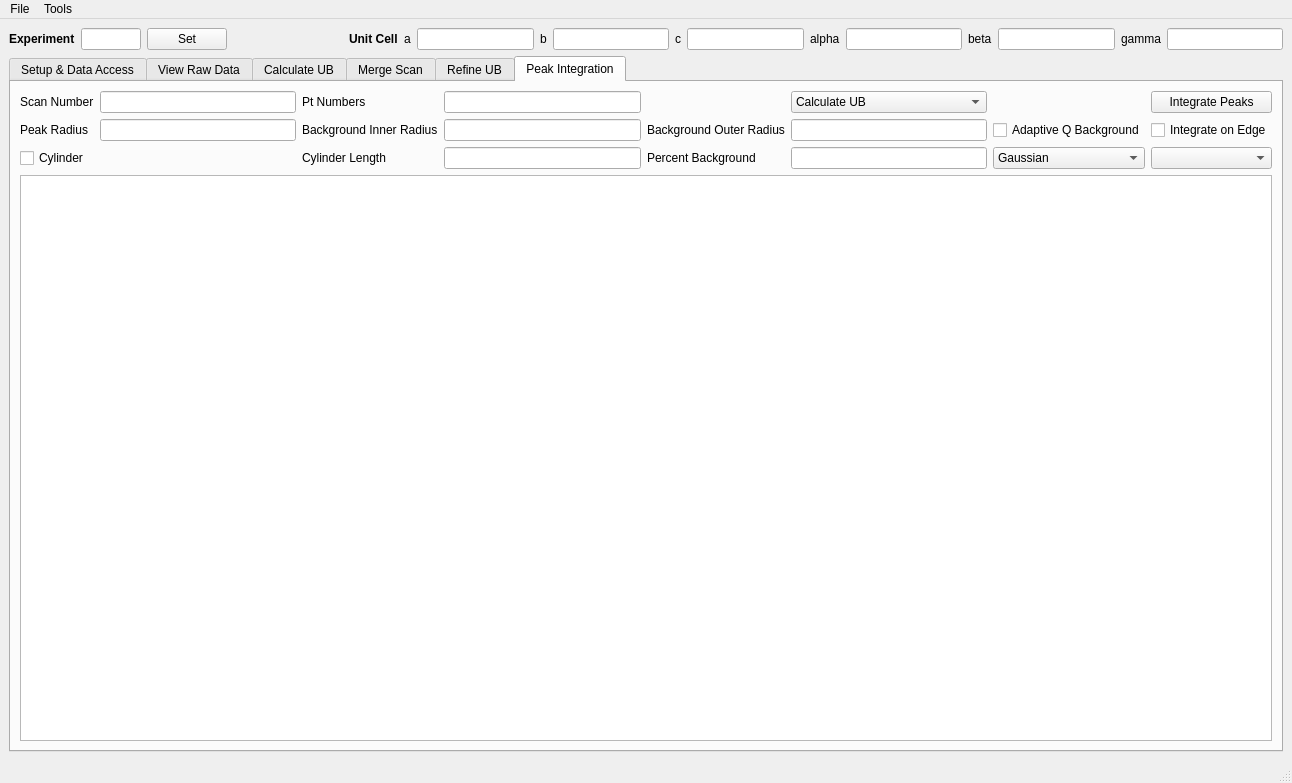
Qt form scripts/HFIR_4Circle_Reduction/MainWindow.ui (mantidproject/mantid) before a commit.
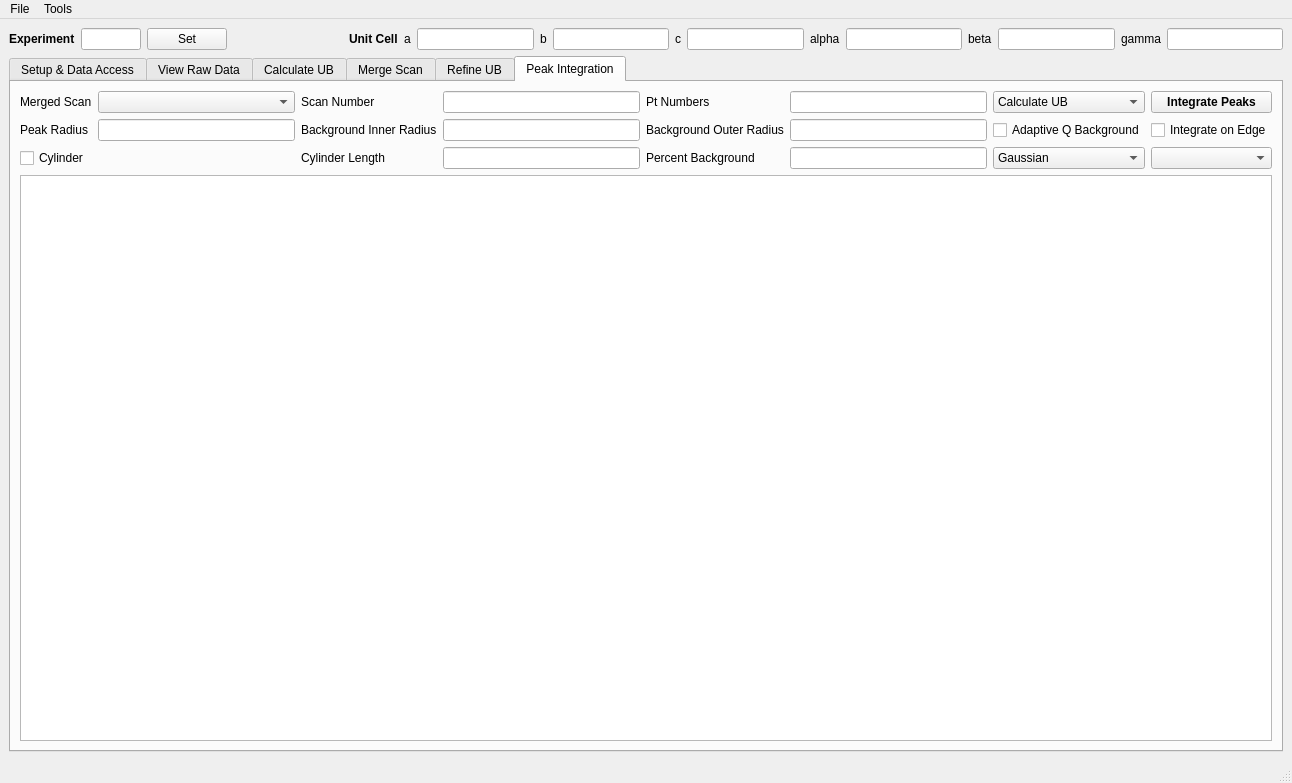
The same form after that commit. The open tabs and pages were chosen to show the change. Custom widgets are drawn as their Qt base class.

Commit message: Refs #14031. Checkpointing progress.

```diff
--- a/scripts/HFIR_4Circle_Reduction/MainWindow.ui
+++ b/scripts/HFIR_4Circle_Reduction/MainWindow.ui
@@ -2107,16 +2107,6 @@
                 </property>
                </widget>
               </item>
-              <item row="0" column="1">
-               <widget class="QLineEdit" name="lineEdit_scanIntegratePeak">
-                <property name="sizePolicy">
-                 <sizepolicy hsizetype="Preferred" vsizetype="Fixed">
-                  <horstretch>0</horstretch>
-                  <verstretch>0</verstretch>
-                 </sizepolicy>
-                </property>
-               </widget>
-              </item>
               <item row="2" column="0">
                <widget class="QCheckBox" name="checkBox_cylinder">
                 <property name="text">
@@ -2144,13 +2134,6 @@
                 </property>
                </widget>
               </item>
-              <item row="0" column="0">
-               <widget class="QLabel" name="label_5">
-                <property name="text">
-                 <string>Scan Number</string>
-                </property>
-               </widget>
-              </item>
               <item row="1" column="0">
                <widget class="QLabel" name="label_34">
                 <property name="text">
@@ -2158,14 +2141,17 @@
                 </property>
                </widget>
               </item>
-              <item row="0" column="3">
-               <widget class="QLineEdit" name="lineEdit_ptNumListIntPeak"/>
-              </item>
               <item row="2" column="7">
                <widget class="QComboBox" name="comboBox_cylinderIntOption"/>
               </item>
               <item row="0" column="7">
                <widget class="QPushButton" name="pushButton_integratePeak">
+                <property name="font">
+                 <font>
+                  <weight>75</weight>
+                  <bold>true</bold>
+                 </font>
+                </property>
                 <property name="text">
                  <string>Integrate Peaks</string>
                 </property>
@@ -2181,28 +2167,6 @@
                 </property>
                </widget>
               </item>
-              <item row="0" column="5">
-               <widget class="QComboBox" name="comboBox_3">
-                <property name="toolTip">
-                 <string>&lt;html&gt;&lt;head/&gt;&lt;body&gt;&lt;p&gt;Choose the name of the tab, in which the UB matrix is used to convert signals to HKL frame.&lt;/p&gt;&lt;/body&gt;&lt;/html&gt;</string>
-                </property>
-                <item>
-                 <property name="text">
-                  <string>Calculate UB</string>
-                 </property>
-                </item>
-                <item>
-                 <property name="text">
-                  <string>Merge Scan</string>
-                 </property>
-                </item>
-                <item>
-                 <property name="text">
-                  <string>Refine UB</string>
-                 </property>
-                </item>
-               </widget>
-              </item>
               <item row="2" column="6">
                <widget class="QComboBox" name="comboBox_cylinderProfile">
                 <item>
@@ -2229,16 +2193,75 @@
               <item row="2" column="3">
                <widget class="QLineEdit" name="lineEdit_cylinderLength"/>
               </item>
-              <item row="0" column="2">
-               <widget class="QLabel" name="label_33">
-                <property name="text">
-                 <string>Pt Numbers</string>
-                </property>
-               </widget>
-              </item>
               <item row="1" column="1">
                <widget class="QLineEdit" name="lineEdit_peakRadius"/>
               </item>
+              <item row="0" column="6">
+               <widget class="QComboBox" name="comboBox_ubSource">
+                <property name="toolTip">
+                 <string>&lt;html&gt;&lt;head/&gt;&lt;body&gt;&lt;p&gt;Choose the name of the tab, in which the UB matrix is used to convert signals to HKL frame.&lt;/p&gt;&lt;/body&gt;&lt;/html&gt;</string>
+                </property>
+                <item>
+                 <property name="text">
+                  <string>Calculate UB</string>
+                 </property>
+                </item>
+                <item>
+                 <property name="text">
+                  <string>Merge Scan</string>
+                 </property>
+                </item>
+                <item>
+                 <property name="text">
+                  <string>Refine UB</string>
+                 </property>
+                </item>
+               </widget>
+              </item>
+              <item row="0" column="4">
+               <widget class="QLabel" name="label_33">
+                <property name="text">
+                 <string>Pt Numbers</string>
+                </property>
+               </widget>
+              </item>
+              <item row="0" column="5">
+               <widget class="QLineEdit" name="lineEdit_ptNumListIntPeak">
+                <property name="readOnly">
+                 <bool>true</bool>
+                </property>
+               </widget>
+              </item>
+              <item row="0" column="3">
+               <widget class="QLineEdit" name="lineEdit_scanIntegratePeak">
+                <property name="sizePolicy">
+                 <sizepolicy hsizetype="Preferred" vsizetype="Fixed">
+                  <horstretch>0</horstretch>
+                  <verstretch>0</verstretch>
+                 </sizepolicy>
+                </property>
+                <property name="readOnly">
+                 <bool>true</bool>
+                </property>
+               </widget>
+              </item>
+              <item row="0" column="2">
+               <widget class="QLabel" name="label_5">
+                <property name="text">
+                 <string>Scan Number</string>
+                </property>
+               </widget>
+              </item>
+              <item row="0" column="0">
+               <widget class="QLabel" name="label_38">
+                <property name="text">
+                 <string>Merged Scan</string>
+                </property>
+               </widget>
+              </item>
+              <item row="0" column="1">
+               <widget class="QComboBox" name="comboBox_mergedScanWSName"/>
+              </item>
              </layout>
             </item>
             <item>
```
Left out of the diff: 35 changed lines with no effect on the pictures. The commit also changes 2 other files.
